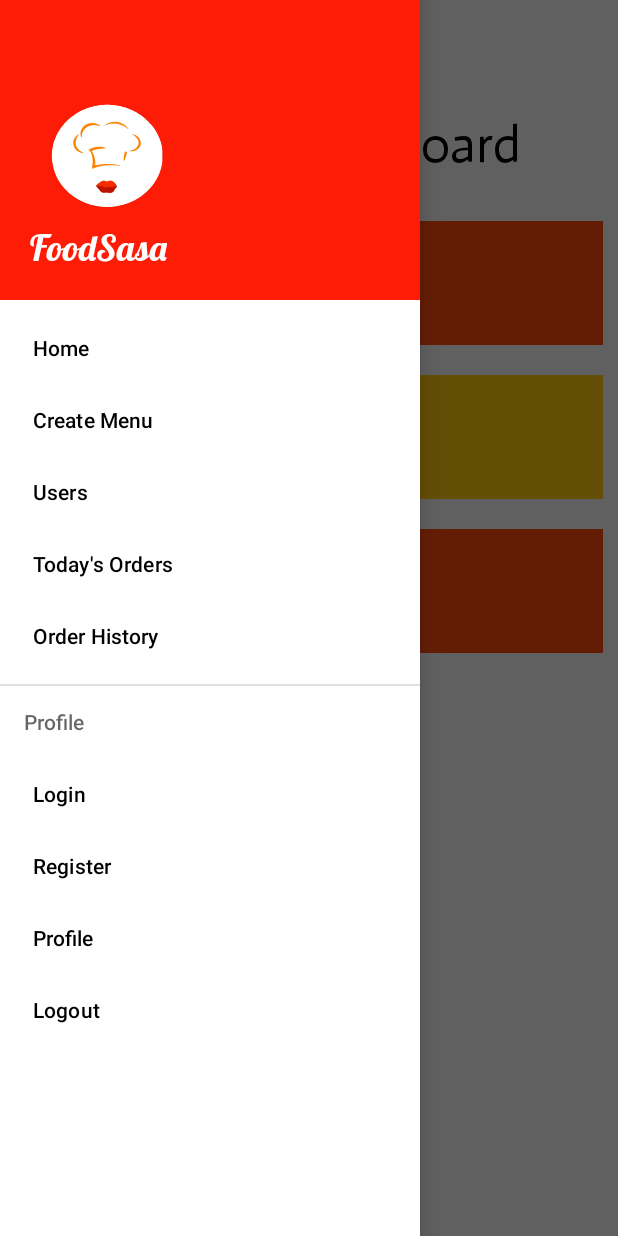
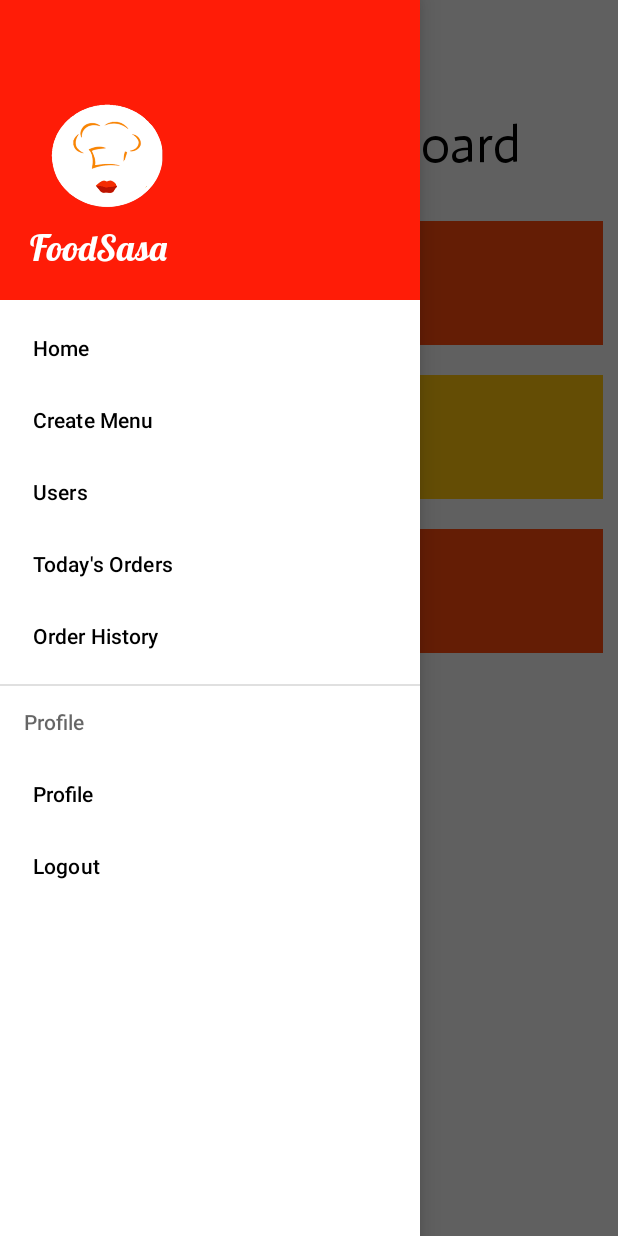
Before and after one commit to kitili/BOOK_A_MEAL, an Android app: the AdminMainActivity screen opened directly, with no data from a screen before it, with the side drawer open, on a phone screen of 412 x 824 dp. Run offline under Robolectric (Android 15) with nearby library versions, the light colour scheme and no system bars.

Commit message:
Removed register and login from admin menu

```diff
--- a/app/src/main/res/menu/admin_menu.xml
+++ b/app/src/main/res/menu/admin_menu.xml
@@ -22,12 +22,6 @@
         <menu>
             <group android:checkableBehavior="single">
                 <item
-                    android:id="@+id/nav_login"
-                    android:title="Login"></item>
-                <item
-                    android:id="@+id/nav_register"
-                    android:title="Register"></item>
-                <item
                     android:id="@+id/nav_profile"
                     android:title="Profile"></item>
                 <item
```
